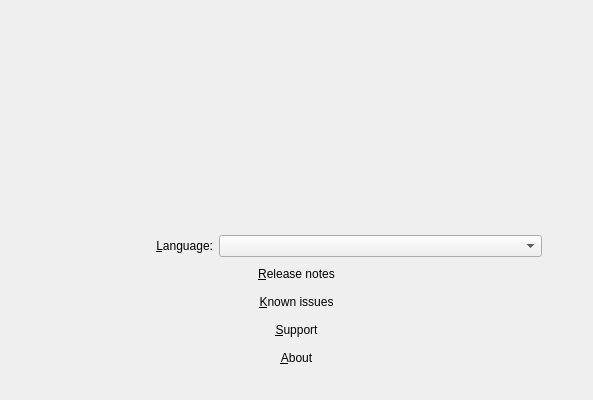
First picture: the form in src/modules/welcome/WelcomePage.ui, repository calamares/calamares, before the edit.
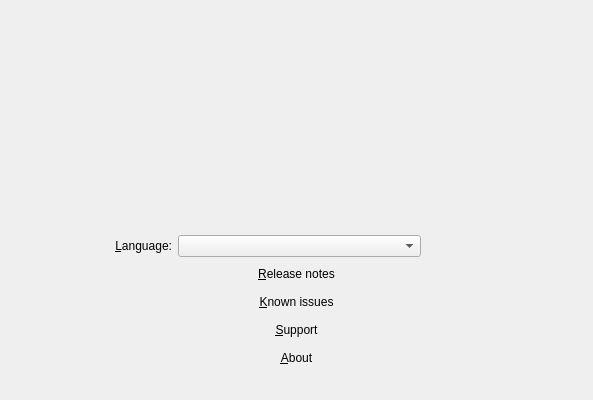
Second picture: the form after the edit.

Commit message: Layout fixes in Welcome page.

Diff of the .ui file:
```diff
--- a/src/modules/welcome/WelcomePage.ui
+++ b/src/modules/welcome/WelcomePage.ui
@@ -75,7 +75,7 @@
       </spacer>
      </item>
      <item>
-      <layout class="QHBoxLayout" name="horizontalLayout_3">
+      <layout class="QHBoxLayout" name="horizontalLayout_3" stretch="0,1,2,1,0">
        <item>
         <spacer name="horizontalSpacer_3">
          <property name="orientation">
@@ -121,6 +121,19 @@
          </property>
         </widget>
        </item>
+       <item>
+        <spacer name="horizontalSpacer_5">
+         <property name="orientation">
+          <enum>Qt::Horizontal</enum>
+         </property>
+         <property name="sizeHint" stdset="0">
+          <size>
+           <width>40</width>
+           <height>20</height>
+          </size>
+         </property>
+        </spacer>
+       </item>
        <item>
         <spacer name="horizontalSpacer_4">
          <property name="orientation">
```
